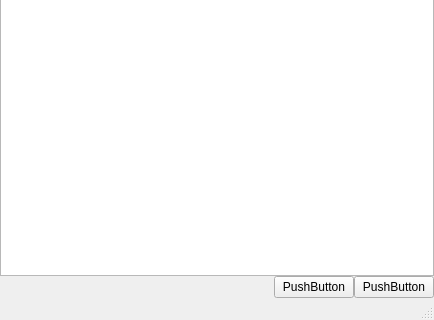
Old version of the form src/ui/MainWindow.ui in the repository gyuha/wolf-catcher; both pictures show x 0 to 434 and y 311 to 631 of the 434 by 631 pixel window.
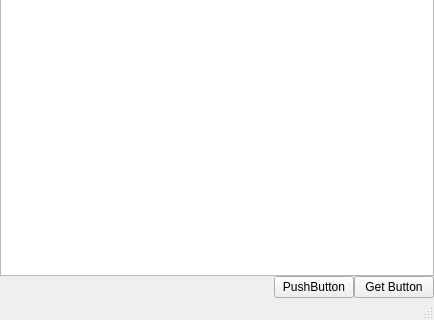
New version of the form.

Commit message: ui 수정

```diff
--- a/src/ui/MainWindow.ui
+++ b/src/ui/MainWindow.ui
@@ -67,7 +67,7 @@
       <item>
        <widget class="QPushButton" name="pushButton">
         <property name="text">
-         <string>PushButton</string>
+         <string>Get Button</string>
         </property>
        </widget>
       </item>
```
Left out of the diff: 2 changed lines with no effect on the pictures. The commit also changes 5 other files.
